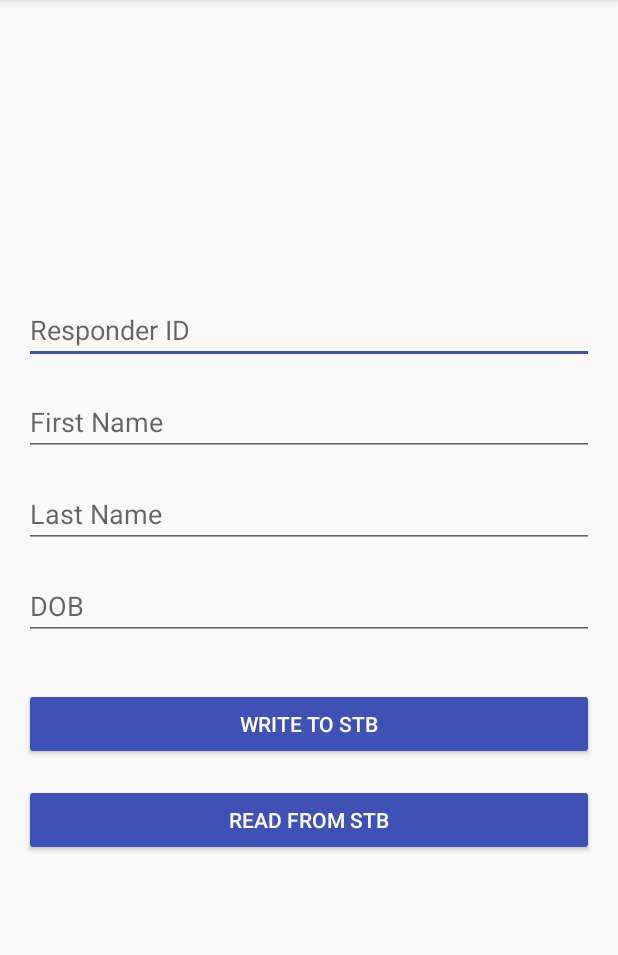
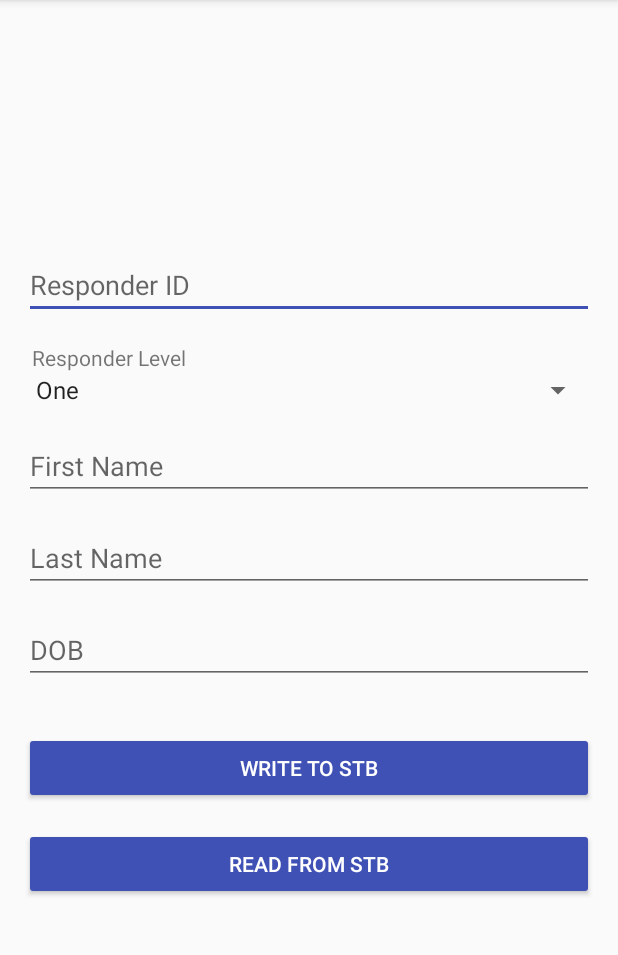
Before and after one commit to noah-johnson/Capstone, an Android app: the screen it shows after launch (MainActivity), on a phone screen of 412 x 824 dp, the part 84-1039 px from its top. Run offline under Robolectric (Android 15) with nearby library versions, the phone set to English and light mode, and no system bars.

Commit message:
added sample spinner field

```diff
--- a/STB/NFC/app/src/main/java/com/slackpack/nfc/MainActivity.java
+++ b/STB/NFC/app/src/main/java/com/slackpack/nfc/MainActivity.java
@@ -14,9 +14,11 @@ import android.view.Menu;
 import android.view.MenuItem;
 import android.view.View;
 import android.view.ViewGroup;
+import android.widget.ArrayAdapter;
 import android.widget.Button;
 import android.widget.DatePicker;
 import android.widget.EditText;
+import android.widget.Spinner;
 import android.widget.Toast;
 
 import java.util.Calendar;
@@ -27,6 +29,7 @@ public class MainActivity extends AppCompatActivity implements Listener, View.On
     public static final String TAG = MainActivity.class.getSimpleName();
 
     // Element objects
+    private Spinner mSpinnerTest;
     private EditText mEtResponderId;
     private EditText mEtFirstName;
     private EditText mEtLastName;
@@ -62,6 +65,15 @@ public class MainActivity extends AppCompatActivity implements Listener, View.On
     private void initViews() {
 
         // Initialize elements here using their id set in activity_main.xml
+        mSpinnerTest = (Spinner) findViewById(R.id.spinner_test);
+        // Create an ArrayAdapter using the string array and a default spinner layout
+        ArrayAdapter<CharSequence> adapter = ArrayAdapter.createFromResource(this,
+                R.array.responder_level_array, android.R.layout.simple_spinner_item);
+        // Specify the layout to use when the list of choices appears
+        adapter.setDropDownViewResource(android.R.layout.simple_spinner_dropdown_item);
+        // Apply the adapter to the spinner
+        mSpinnerTest.setAdapter(adapter);
+
         mEtResponderId = (EditText) findViewById(R.id.et_responder_id);
         mEtFirstName = (EditText) findViewById(R.id.et_patient_first_name);
         mEtLastName = (EditText) findViewById(R.id.et_patient_last_name);
--- a/STB/NFC/app/src/main/res/layout/activity_main.xml
+++ b/STB/NFC/app/src/main/res/layout/activity_main.xml
@@ -25,11 +25,28 @@
         android:inputType="number"
         android:hint="@string/hint_message_responder_id"/>
 
+    <TextView
+        android:id="@+id/tv_responder_level"
+        android:layout_width="match_parent"
+        android:layout_height="wrap_content"
+        android:layout_below="@id/et_responder_id"
+        android:layout_marginTop="@dimen/activity_horizontal_margin"
+        android:layout_marginStart="5dp"
+        android:text="@string/responder_level"/>
+
+    <Spinner
+        android:id="@+id/spinner_test"
+        android:layout_width="fill_parent"
+        android:layout_height="wrap_content"
+        android:layout_below="@id/tv_responder_level"
+        android:spinnerMode="dialog"
+        android:prompt="@string/responder_level"/>
+
     <EditText
         android:id="@+id/et_patient_first_name"
         android:layout_width="match_parent"
         android:layout_height="wrap_content"
-        android:layout_below="@+id/et_responder_id"
+        android:layout_below="@+id/spinner_test"
         android:layout_marginTop="@dimen/activity_horizontal_margin"
         android:inputType="textCapSentences"
         android:hint="@string/hint_message_first_name"/>
--- a/STB/NFC/app/src/main/res/values/strings.xml
+++ b/STB/NFC/app/src/main/res/values/strings.xml
@@ -12,4 +12,10 @@
     <string name="hint_message_first_name">First Name</string>
     <string name="hint_message_last_name">Last Name</string>
     <string name="hint_message_dob">DOB</string>
+    <string name="responder_level">Responder Level</string>
+    <string-array name="responder_level_array">
+        <item>One</item>
+        <item>Two</item>
+        <item>Three</item>
+    </string-array>
 </resources>
```
